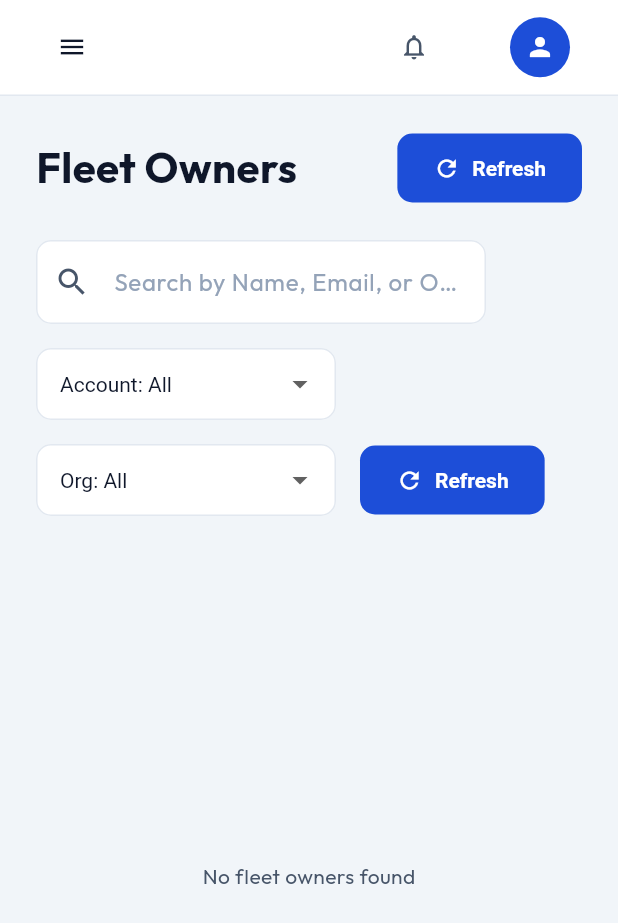
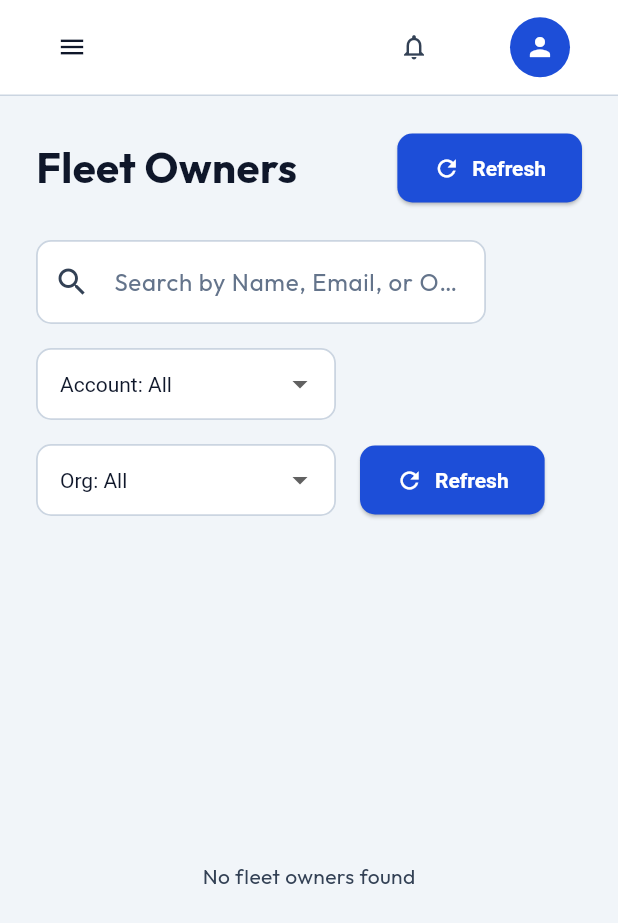
Before and after one commit to dravyantra-pathvision/DravYantra-Admin-Dashboard, a Flutter app: the FleetOwnersScreen screen opened by its route, after a tap on the "menu" icon, after a tap on the "person" icon, on a phone screen of 412 x 824 dp. Shown: the top 923 px of the screen. Run offline on Flutter 3.47's test engine with Material 3 defaults, Android fonts, the phone set to English and light mode, and no system bars; our stand-ins replace firebase_auth, firebase_core, fl_chart, flutter_animate, flutter_map, go_router and 5 more; missing offline and left inert: dart:html, universal_html; accounts and stored records are empty; network calls fail.

Commit message:
style(admin_panel): enhance card contrast, 3D shadows, Slate 300 borders and sharp text readability without changing background palette

```diff
--- a/lib/app/theme.dart
+++ b/lib/app/theme.dart
@@ -7,29 +7,38 @@ import 'package:google_fonts/google_fonts.dart';
 class AdminTheme {
   AdminTheme._();
 
-  // ── Palette (100% Matched with Fleet Owner App) ──────────────────────────────
-  static const Color background   = Color(0xFFF1F5F9); // Clean Light Slate (#f1f5f9)
-  static const Color surface      = Colors.white;      // Pure White Card Surface (#ffffff)
-  static const Color card         = Colors.white;      // Pure White Card (#ffffff)
+  // ── Palette (Clean White & Blue with High-Contrast Slate Borders) ─────────
+  static const Color background   = Color(0xFFF1F5F9); // Clean Light Slate (#f1f5f9) - Unchanged
+  static const Color surface      = Colors.white;      // Pure White Surface (#ffffff) - Unchanged
+  static const Color card         = Colors.white;      // Pure White Card (#ffffff) - Unchanged
   static const Color cardHover    = Color(0xFFF8FAFC); // Hover Slate (#f8fafc)
-  static const Color border       = Color(0xFFE2E8F0); // Light Slate Border (#e2e8f0)
+  static const Color border       = Color(0xFFCBD5E1); // Crisp Slate 300 Border (#cbd5e1) for high visibility
 
   static const Color primary      = Color(0xFF1D4ED8); // Fleet Owner Brand Blue (#1d4ed8)
-  static const Color primaryLight = Color(0xFF3B82F6); // Sky Blue (#3b82f6)
+  static const Color primaryLight = Color(0xFF2563EB); // Royal Blue (#2563eb)
   static const Color primaryDark  = Color(0xFF1E40AF); // Deep Royal Blue (#1e40af)
 
   static const Color secondary    = Color(0xFF0284C7); // Cyan Blue (#0284c7)
-  static const Color success      = Color(0xFF16A34A); // Emerald Green (#16a34a)
-  static const Color warning      = Color(0xFFD97706); // Amber Warning (#d97706)
+  static const Color success      = Color(0xFF15803D); // Emerald Green (#15803d)
+  static const Color warning      = Color(0xFFB45309); // Amber Warning (#b45309)
   static const Color danger       = Color(0xFFDC2626); // Crimson Red (#dc2626)
-  static const Color info         = Color(0xFF2563EB); // Info Blue (#2563eb)
+  static const Color info         = Color(0xFF1D4ED8); // Info Blue (#1d4ed8)
 
-  static const Color textPrimary  = Color(0xFF0F172A); // Slate 900 Text (#0f172a)
-  static const Color textSecondary= Color(0xFF475569); // Slate 600 Text (#475569)
-  static const Color textMuted    = Color(0xFF94A3B8); // Slate 400 Text (#94a3b8)
+  static const Color textPrimary  = Color(0xFF0F172A); // Slate 900 Ultra-Dark Text (#0f172a)
+  static const Color textSecondary= Color(0xFF334155); // Slate 700 High-Contrast Secondary (#334155)
+  static const Color textMuted    = Color(0xFF64748B); // Slate 500 Legible Muted Text (#64748b)
 
   static const Color sidebarBg    = Color(0xFF0F172A); // Dark Slate Navigation Sidebar (#0f172a)
   static const Color sidebarActive= Color(0xFF1D4ED8); // Royal Blue Active Pill (#1d4ed8)
+
+  // ── Card Elevation Shadow for 3D Separation from BG ──────────────────────
+  static List<BoxShadow> cardShadow = [
+    BoxShadow(
+      color: const Color(0xFF0F172A).withOpacity(0.06),
+      blurRadius: 10,
+      offset: const Offset(0, 4),
+    ),
+  ];
 
   // ── Gradients ────────────────────────────────────────────────────────────────
   static const LinearGradient primaryGradient = LinearGradient(
@@ -61,12 +70,13 @@ class AdminTheme {
         bodyColor:    textPrimary,
         displayColor: textPrimary,
       ),
-      cardTheme: const CardTheme(
-        color:     card,
-        elevation: 0,
-        shape: RoundedRectangleBorder(
+      cardTheme: CardTheme(
+        color:       card,
+        elevation:   2,
+        shadowColor: const Color(0xFF0F172A).withOpacity(0.08),
+        shape: const RoundedRectangleBorder(
           borderRadius: BorderRadius.all(Radius.circular(12)),
-          side: BorderSide(color: border, width: 1),
+          side: BorderSide(color: border, width: 1.2),
         ),
       ),
       inputDecorationTheme: InputDecorationTheme(
@@ -74,17 +84,17 @@ class AdminTheme {
         fillColor:       surface,
         border:          OutlineInputBorder(
           borderRadius: BorderRadius.circular(10),
-          borderSide:   const BorderSide(color: border),
+          borderSide:   const BorderSide(color: border, width: 1.2),
         ),
         enabledBorder:   OutlineInputBorder(
           borderRadius: BorderRadius.circular(10),
-          borderSide:   const BorderSide(color: border),
+          borderSide:   const BorderSide(color: border, width: 1.2),
         ),
         focusedBorder:   OutlineInputBorder(
           borderRadius: BorderRadius.circular(10),
-          borderSide:   const BorderSide(color: primary, width: 1.5),
+          borderSide:   const BorderSide(color: primary, width: 1.8),
         ),
-        labelStyle:      const TextStyle(color: textSecondary),
+        labelStyle:      const TextStyle(color: textSecondary, fontWeight: FontWeight.w500),
         hintStyle:       const TextStyle(color: textMuted),
         prefixIconColor: textSecondary,
       ),
@@ -95,14 +105,15 @@ class AdminTheme {
           shape: RoundedRectangleBorder(borderRadius: BorderRadius.circular(10)),
           padding: const EdgeInsets.symmetric(horizontal: 24, vertical: 14),
           textStyle: const TextStyle(fontSize: 14, fontWeight: FontWeight.w600),
-          elevation: 0,
+          elevation: 1,
         ),
       ),
       dividerColor: border,
       iconTheme:    const IconThemeData(color: textSecondary, size: 20),
       appBarTheme: const AppBarTheme(
         backgroundColor: surface,
-        elevation:       0,
+        elevation:       1,
+        shadowColor:     Color(0x0F0F172A),
         titleTextStyle:  TextStyle(color: textPrimary, fontSize: 16, fontWeight: FontWeight.w600),
         iconTheme:       IconThemeData(color: textSecondary),
       ),
--- a/lib/features/dashboard/screens/dashboard_screen.dart
+++ b/lib/features/dashboard/screens/dashboard_screen.dart
@@ -233,7 +233,8 @@ class _DashboardScreenState extends State<DashboardScreen> {
       decoration: BoxDecoration(
         color: AdminTheme.surface,
         borderRadius: BorderRadius.circular(16),
-        border: Border.all(color: AdminTheme.border),
+        border: Border.all(color: AdminTheme.border, width: 1.2),
+        boxShadow: AdminTheme.cardShadow,
       ),
       child: Column(
         crossAxisAlignment: CrossAxisAlignment.stretch,
@@ -286,7 +287,8 @@ class _DashboardScreenState extends State<DashboardScreen> {
       decoration: BoxDecoration(
         color: AdminTheme.card,
         borderRadius: BorderRadius.circular(12),
-        border: Border.all(color: AdminTheme.border),
+        border: Border.all(color: AdminTheme.border, width: 1.2),
+        boxShadow: AdminTheme.cardShadow,
       ),
       child: Column(
         crossAxisAlignment: CrossAxisAlignment.start,
--- a/lib/features/fleet_owners/screens/fleet_owners_screen.dart
+++ b/lib/features/fleet_owners/screens/fleet_owners_screen.dart
@@ -479,7 +479,12 @@ class _FleetOwnersScreenState extends State<FleetOwnersScreen> {
                       : SingleChildScrollView(
                           child: Container(
                             width: double.infinity,
-                            decoration: BoxDecoration(color: AdminTheme.surface, borderRadius: BorderRadius.circular(12), border: Border.all(color: AdminTheme.border)),
+                            decoration: BoxDecoration(
+                              color: AdminTheme.surface,
+                              borderRadius: BorderRadius.circular(12),
+                              border: Border.all(color: AdminTheme.border, width: 1.2),
+                              boxShadow: AdminTheme.cardShadow,
+                            ),
                             child: LayoutBuilder(
                               builder: (context, constraints) {
                                 return SingleChildScrollView(
--- a/lib/features/organizations/screens/organizations_screen.dart
+++ b/lib/features/organizations/screens/organizations_screen.dart
@@ -314,8 +314,10 @@ class _OrganizationsScreenState extends State<OrganizationsScreen> {
                       : Container(
                           width: double.infinity,
                           decoration: BoxDecoration(
-                            border: Border.all(color: AdminTheme.border),
+                            color: AdminTheme.surface,
+                            border: Border.all(color: AdminTheme.border, width: 1.2),
                             borderRadius: BorderRadius.circular(12),
+                            boxShadow: AdminTheme.cardShadow,
                           ),
                           child: LayoutBuilder(
                             builder: (context, constraints) {
--- a/lib/shared/components/admin_shell.dart
+++ b/lib/shared/components/admin_shell.dart
@@ -1,7 +1,9 @@
 import 'package:flutter/material.dart';
+import 'package:provider/provider.dart';
 import 'admin_sidebar.dart';
 import 'top_navbar.dart';
 import '../../app/theme.dart';
+import '../../features/authentication/providers/auth_provider.dart';
 
 class AdminShell extends StatelessWidget {
   final Widget child;
@@ -28,6 +30,28 @@ class AdminShell extends StatelessWidget {
                           : null,
                       ),
                     ),
+                    Consumer<AuthProvider>(
+                      builder: (context, auth, _) {
+                        if (!auth.isOfflineMode) return const SizedBox.shrink();
+                        return Container(
+                          width: double.infinity,
+                          padding: const EdgeInsets.symmetric(horizontal: 16, vertical: 8),
+                          color: Colors.amber.shade900,
+                          child: const Row(
+                            children: [
+                              Icon(Icons.wifi_off, color: Colors.white, size: 18),
+                              SizedBox(width: 10),
+                              Expanded(
+                                child: Text(
+                                  '⚠️ Admin Panel Operating in Offline Mode: AWS Backend server unreachable. Real-time platform sync is offline.',
+                                  style: TextStyle(color: Colors.white, fontSize: 12.5, fontWeight: FontWeight.w600),
+                                ),
+                              ),
+                            ],
+                          ),
+                        );
+                      },
+                    ),
                     Expanded(
                       child: Container(
                         color: AdminTheme.background,
--- a/lib/shared/widgets/recent_table.dart
+++ b/lib/shared/widgets/recent_table.dart
@@ -23,7 +23,8 @@ class RecentTable<T> extends StatelessWidget {
       decoration: BoxDecoration(
         color: AdminTheme.card,
         borderRadius: BorderRadius.circular(12),
-        border: Border.all(color: AdminTheme.border),
+        border: Border.all(color: AdminTheme.border, width: 1.2),
+        boxShadow: AdminTheme.cardShadow,
       ),
       clipBehavior: Clip.antiAlias,
       child: Column(
```
Also changed, not shown: lib/features/authentication/providers/auth_provider.dart (+15 -0 lines), lib/features/authentication/screens/admin_login_screen.dart (+21 -0 lines), lib/shared/widgets/stat_card.dart (+13 -10 lines).
